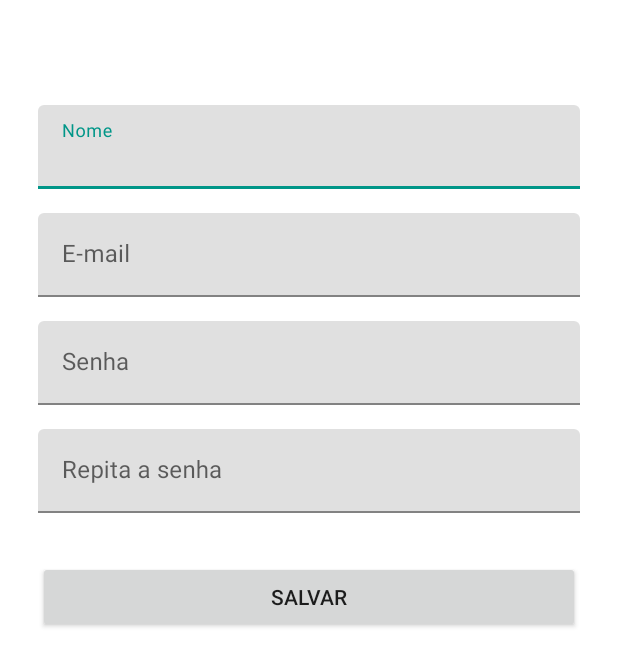
After one commit to johnataanricardo/Personal-Financial-Management-Application, an Android app: the fragment AccountFragment shown on its own in the app's theme, on a phone screen of 412 x 824 dp. The commit adds this screen. Shown: the top 666 px of the screen. Run offline under Robolectric (Android 15) with nearby library versions, the phone set to English and light mode, and no system bars.

Commit message:
Changes:
- Created the form_account component;
- Created the layout for home, account and category screen;
- Created fragments to transit between framelayout in the content_main
of the application;

```diff
--- /dev/null
+++ b/SeuFinanceiroAndroidNativeApp/app/src/main/java/info/seufinanceiro/fragments/AccountFragment.java
@@ -0,0 +1,19 @@
+package info.seufinanceiro.fragments;
+
+import android.os.Bundle;
+import android.support.annotation.Nullable;
+import android.support.v4.app.Fragment;
+import android.view.LayoutInflater;
+import android.view.View;
+import android.view.ViewGroup;
+
+import info.seufinanceiro.R;
+
+public class AccountFragment extends Fragment {
+
+    @Nullable
+    @Override
+    public View onCreateView(LayoutInflater inflater, ViewGroup container, Bundle savedInstanceState) {
+        return inflater.inflate(R.layout.account_layout, null);
+    }
+}
--- /dev/null
+++ b/SeuFinanceiroAndroidNativeApp/app/src/main/res/layout/account_layout.xml
@@ -0,0 +1,28 @@
+<?xml version="1.0" encoding="utf-8"?>
+<ScrollView xmlns:android="http://schemas.android.com/apk/res/android"
+    android:layout_width="fill_parent"
+    android:layout_height="fill_parent"
+    android:fitsSystemWindows="true">
+
+    <LinearLayout
+        android:orientation="vertical"
+        android:layout_width="match_parent"
+        android:layout_height="wrap_content"
+        android:paddingTop="50dp"
+        android:paddingLeft="25dp"
+        android:paddingRight="25dp">
+
+        <include layout="@layout/form_account" />
+
+        <!-- Save Button -->
+        <android.support.v7.widget.AppCompatButton
+            android:id="@+id/btn_signup"
+            android:layout_width="fill_parent"
+            android:layout_height="wrap_content"
+            android:layout_marginTop="24dp"
+            android:layout_marginBottom="24dp"
+            android:padding="12dp"
+            android:text="@string/save_account"/>
+
+    </LinearLayout>
+</ScrollView>
--- /dev/null
+++ b/SeuFinanceiroAndroidNativeApp/app/src/main/res/layout/categories_layout.xml
@@ -0,0 +1,6 @@
+<?xml version="1.0" encoding="utf-8"?>
+<android.support.constraint.ConstraintLayout
+    xmlns:android="http://schemas.android.com/apk/res/android" android:layout_width="match_parent"
+    android:layout_height="match_parent">
+
+</android.support.constraint.ConstraintLayout>
--- /dev/null
+++ b/SeuFinanceiroAndroidNativeApp/app/src/main/res/layout/form_account.xml
@@ -0,0 +1,66 @@
+<?xml version="1.0" encoding="utf-8"?>
+<ScrollView
+    xmlns:android="http://schemas.android.com/apk/res/android"
+    android:layout_width="fill_parent"
+    android:layout_height="fill_parent"
+    android:fitsSystemWindows="true">
+
+    <LinearLayout
+        android:orientation="vertical"
+        android:layout_width="match_parent"
+        android:layout_height="wrap_content">
+
+        <!-- Name Label -->
+        <android.support.design.widget.TextInputLayout
+            android:layout_width="match_parent"
+            android:layout_height="wrap_content"
+            android:layout_marginTop="20dp"
+            android:layout_marginBottom="8dp">
+            <EditText android:id="@+id/input_name"
+                android:layout_width="match_parent"
+                android:layout_height="wrap_content"
+                android:inputType="textPersonName"
+                android:hint="@string/name" />
+        </android.support.design.widget.TextInputLayout>
+
+        <!--  Email Label -->
+        <android.support.design.widget.TextInputLayout
+            android:layout_width="match_parent"
+            android:layout_height="wrap_content"
+            android:layout_marginTop="8dp"
+            android:layout_marginBottom="8dp">
+            <EditText android:id="@+id/input_email"
+                android:layout_width="match_parent"
+                android:layout_height="wrap_content"
+                android:inputType="textEmailAddress"
+                android:hint="@string/email" />
+        </android.support.design.widget.TextInputLayout>
+
+        <!-- Password Label -->
+        <android.support.design.widget.TextInputLayout
+            android:layout_width="match_parent"
+            android:layout_height="wrap_content"
+            android:layout_marginTop="8dp"
+            android:layout_marginBottom="8dp">
+            <EditText android:id="@+id/input_password"
+                android:layout_width="match_parent"
+                android:layout_height="wrap_content"
+                android:inputType="textPassword"
+                android:hint="@string/password"/>
+        </android.support.design.widget.TextInputLayout>
+
+        <!-- Password Re-enter Label -->
+        <android.support.design.widget.TextInputLayout
+            android:layout_width="match_parent"
+            android:layout_height="wrap_content"
+            android:layout_marginTop="8dp"
+            android:layout_marginBottom="8dp">
+            <EditText android:id="@+id/input_reEnterPassword"
+                android:layout_width="match_parent"
+                android:layout_height="wrap_content"
+                android:inputType="textPassword"
+                android:hint="@string/reenter_password"/>
+        </android.support.design.widget.TextInputLayout>
+
+    </LinearLayout>
+</ScrollView>
--- a/SeuFinanceiroAndroidNativeApp/app/src/main/res/values/strings.xml
+++ b/SeuFinanceiroAndroidNativeApp/app/src/main/res/values/strings.xml
@@ -9,6 +9,7 @@
     <string name="password">Senha</string>
     <string name="login">Login</string>
     <string name="create_account">Crie sua conta</string>
+    <string name="save_account">Salvar</string>
     <string name="email">E-mail</string>
     <string name="name">Nome</string>
     <string name="reenter_password">Repita a senha</string>
```
Also changed, not shown: SeuFinanceiroAndroidNativeApp/app/src/main/java/info/seufinanceiro/fragments/CategoriesFragment.java (added, +20 -0 lines), SeuFinanceiroAndroidNativeApp/app/src/main/java/info/seufinanceiro/fragments/HomeFragment.java (added, +20 -0 lines), SeuFinanceiroAndroidNativeApp/app/src/main/java/info/seufinanceiro/main/MainActivity.java (+29 -5 lines), SeuFinanceiroAndroidNativeApp/app/src/main/res/layout/activity_signup.xml (+2 -53 lines), SeuFinanceiroAndroidNativeApp/app/src/main/res/layout/app_bar_main.xml (+0 -10 lines), SeuFinanceiroAndroidNativeApp/app/src/main/res/layout/content_main.xml (+4 -8 lines), SeuFinanceiroAndroidNativeApp/app/src/main/res/layout/home_layout.xml (added, +18 -0 lines).
